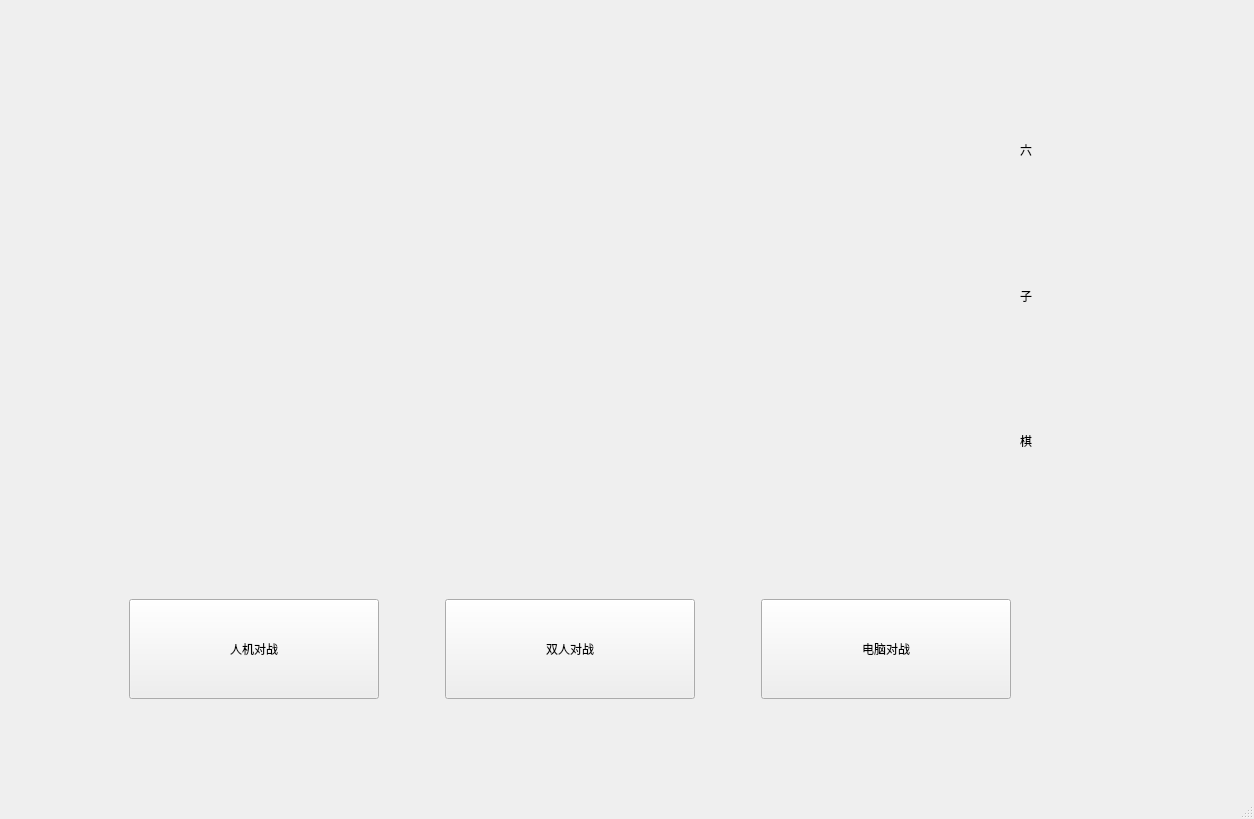
Before: the Qt Designer form 六子棋/chess/loginwindow.ui in lemoncca/chess, drawn with Qt 5.
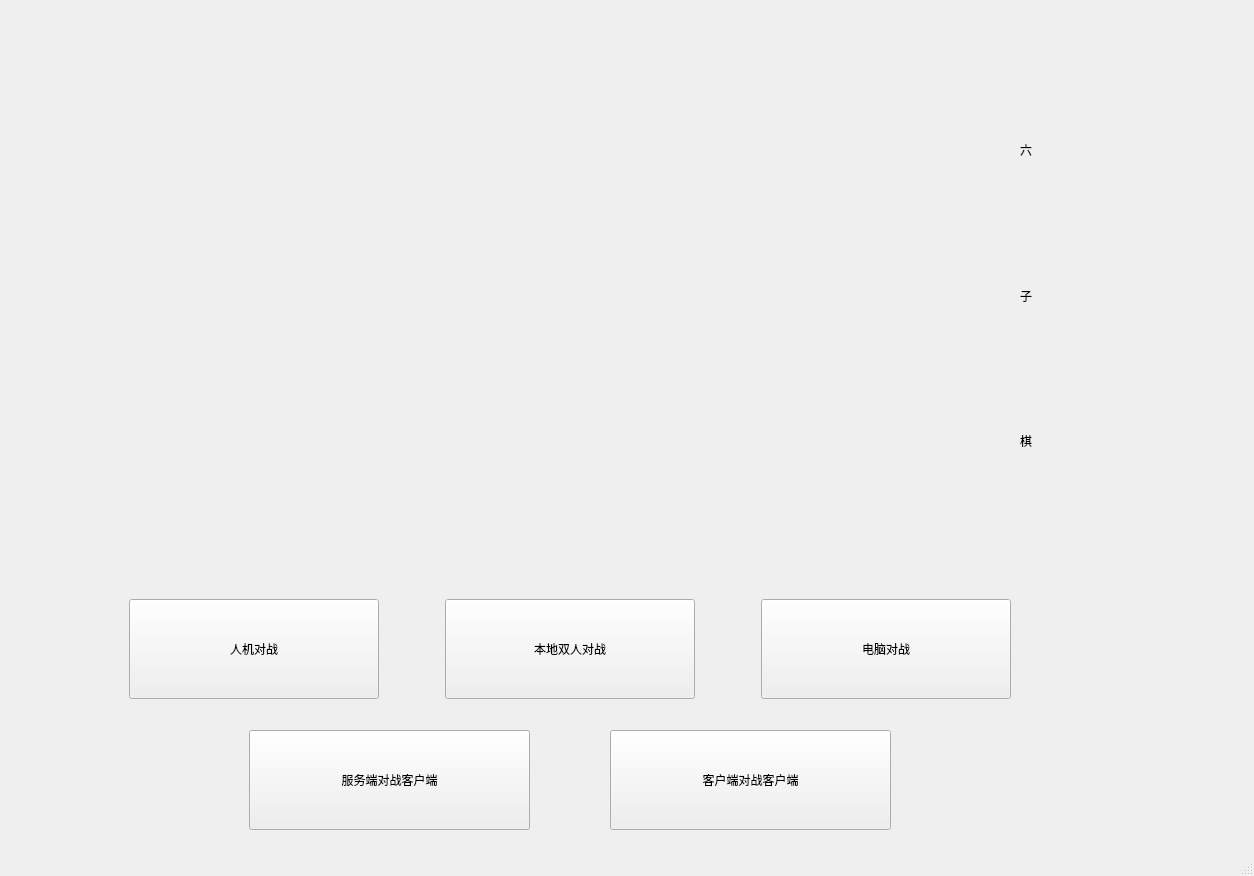
After: the same form once the commit is applied.

```diff
--- a/六子棋/chess/loginwindow.ui
+++ b/六子棋/chess/loginwindow.ui
@@ -7,7 +7,7 @@
     <x>0</x>
     <y>0</y>
     <width>1254</width>
-    <height>819</height>
+    <height>876</height>
    </rect>
   </property>
   <property name="minimumSize">
@@ -94,7 +94,7 @@
       <string notr="true"/>
      </property>
      <property name="text">
-      <string>双人对战</string>
+      <string>本地双人对战</string>
      </property>
     </widget>
     <widget class="QPushButton" name="pushButton_3">
@@ -169,6 +169,62 @@
      </item>
     </layout>
    </widget>
+   <widget class="QPushButton" name="pushButton_cs">
+    <property name="geometry">
+     <rect>
+      <x>249</x>
+      <y>730</y>
+      <width>281</width>
+      <height>100</height>
+     </rect>
+    </property>
+    <property name="minimumSize">
+     <size>
+      <width>250</width>
+      <height>100</height>
+     </size>
+    </property>
+    <property name="maximumSize">
+     <size>
+      <width>300</width>
+      <height>100</height>
+     </size>
+    </property>
+    <property name="styleSheet">
+     <string notr="true"/>
+    </property>
+    <property name="text">
+     <string>服务端对战客户端</string>
+    </property>
+   </widget>
+   <widget class="QPushButton" name="pushButton_cc">
+    <property name="geometry">
+     <rect>
+      <x>610</x>
+      <y>730</y>
+      <width>281</width>
+      <height>100</height>
+     </rect>
+    </property>
+    <property name="minimumSize">
+     <size>
+      <width>250</width>
+      <height>100</height>
+     </size>
+    </property>
+    <property name="maximumSize">
+     <size>
+      <width>300</width>
+      <height>100</height>
+     </size>
+    </property>
+    <property name="styleSheet">
+     <string notr="true"/>
+    </property>
+    <property name="text">
+     <string>客户端对战客户端</string>
+    </property>
+   </widget>
   </widget>
   <widget class="QMenuBar" name="menubar">
    <property name="geometry">
```
